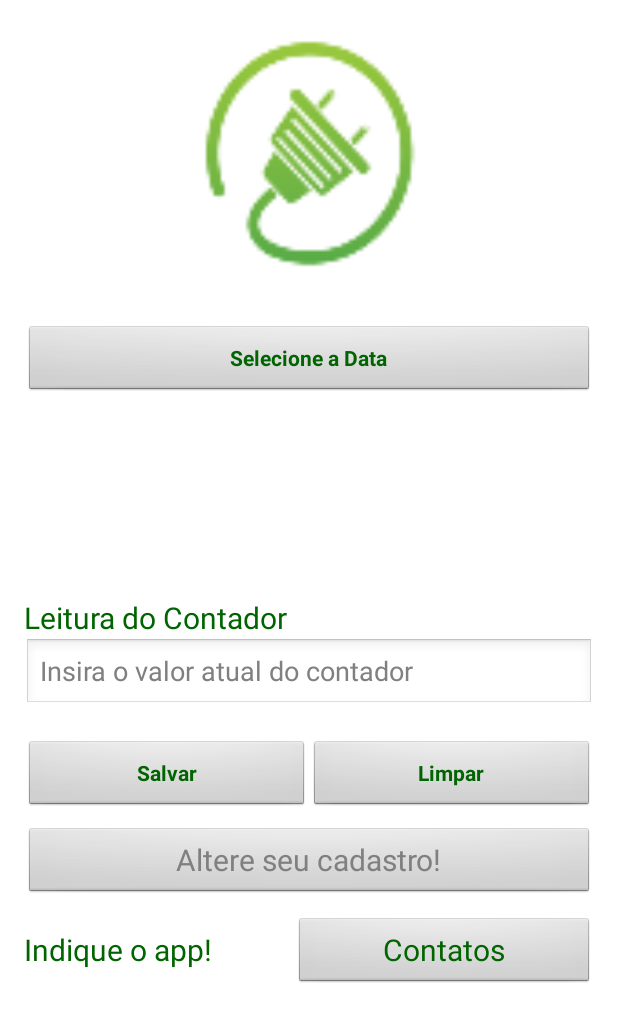
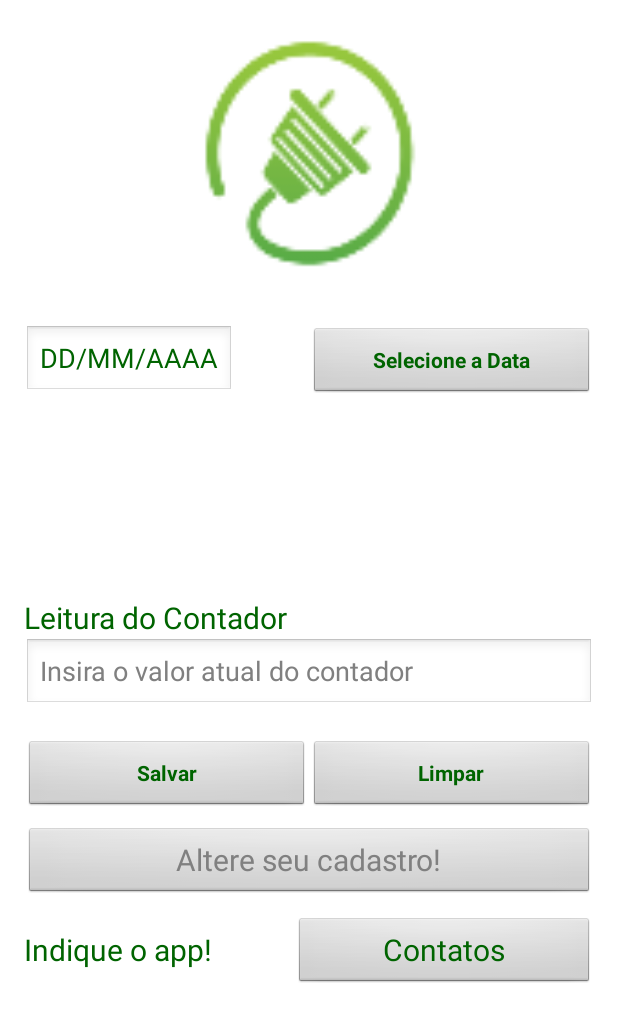
Before and after one commit to efraibo/android_cesar, an Android app: the layout activity_insert_leitura.xml on its own in the app's theme, with its tools: preview values and no code run, on a phone screen of 412 x 824 dp. Shown: the top 1022 px of the screen. Run offline under Robolectric (Android 15) with nearby library versions, the phone set to English and light mode, and no system bars.

Commit message:
Add Classes Connection

```diff
--- a/SGCE/app/src/main/res/layout/activity_insert_leitura.xml
+++ b/SGCE/app/src/main/res/layout/activity_insert_leitura.xml
@@ -29,9 +29,18 @@
         android:layout_below="@+id/imageView"
         android:layout_alignParentEnd="true">
 
+        <EditText
+            android:layout_width="wrap_content"
+            android:layout_height="wrap_content"
+            android:hint="DD/MM/AAAA"
+            android:textColorHint="@color/font_primary"
+            android:id="@+id/txtData"
+            />
+
         <Button
-            android:layout_width="match_parent"
+            android:layout_width="fill_parent"
             android:layout_height="wrap_content"
+            android:layout_marginLeft="50dp"
             android:id="@+id/btnData"
             android:hint="Selecione a Data"
             android:layout_weight="1"
```
Also changed, not shown: SGCE/app/src/main/java/br/com/evandro/sgce/Activity/insertLeitura.java (+6 -3 lines).
